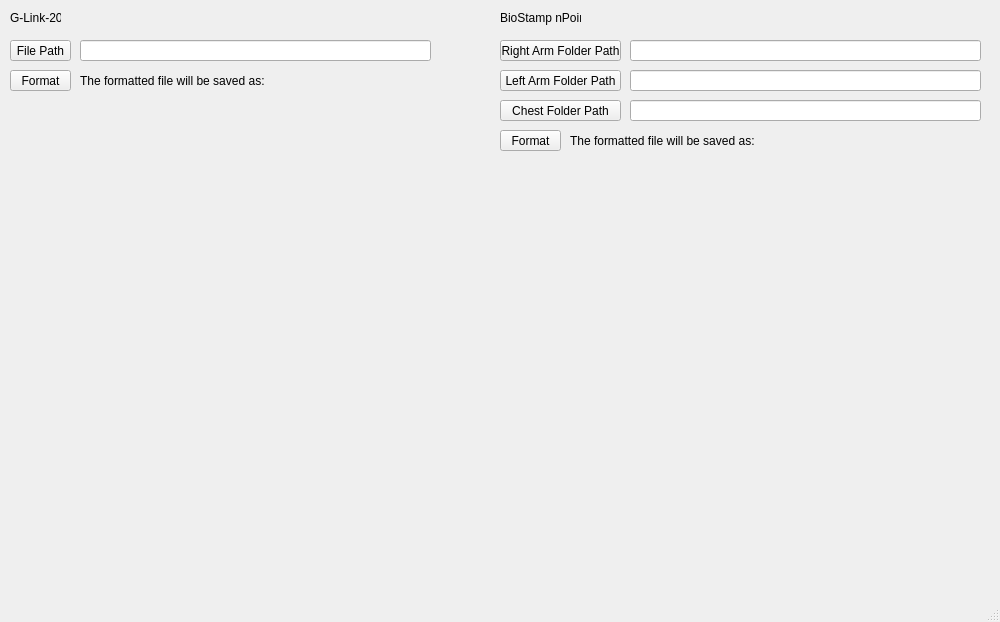
wilsjame/accel-sensor-format, file mainwindow.ui: the form before one commit.
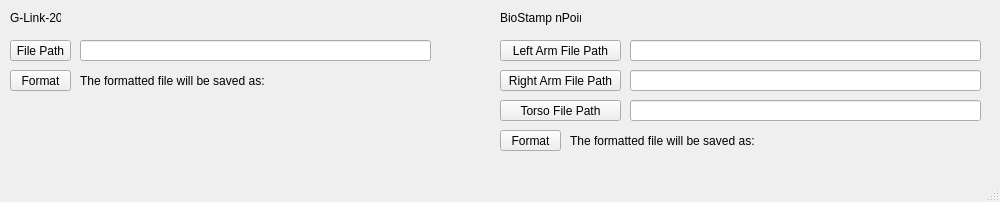
The form after the commit.

Commit message: biostamp: begin file and data handling

What changed in the file:
```diff
--- a/mainwindow.ui
+++ b/mainwindow.ui
@@ -7,7 +7,7 @@
     <x>0</x>
     <y>0</y>
     <width>1000</width>
-    <height>622</height>
+    <height>202</height>
    </rect>
   </property>
   <property name="windowTitle">
@@ -93,26 +93,26 @@
     <property name="geometry">
      <rect>
       <x>500</x>
-      <y>40</y>
+      <y>70</y>
       <width>121</width>
       <height>21</height>
      </rect>
     </property>
     <property name="text">
-     <string>Right Arm Folder Path</string>
+     <string>Right Arm File Path</string>
     </property>
    </widget>
    <widget class="QPushButton" name="pushButton_2">
     <property name="geometry">
      <rect>
       <x>500</x>
-      <y>70</y>
+      <y>40</y>
       <width>121</width>
       <height>21</height>
      </rect>
     </property>
     <property name="text">
-     <string>Left Arm Folder Path</string>
+     <string>Left Arm File Path</string>
     </property>
    </widget>
    <widget class="QPushButton" name="pushButton_3">
@@ -125,14 +125,14 @@
      </rect>
     </property>
     <property name="text">
-     <string>Chest Folder Path</string>
+     <string>Torso File Path</string>
     </property>
    </widget>
    <widget class="QLineEdit" name="lineEdit">
     <property name="geometry">
      <rect>
       <x>630</x>
-      <y>40</y>
+      <y>70</y>
       <width>351</width>
       <height>21</height>
      </rect>
@@ -142,7 +142,7 @@
     <property name="geometry">
      <rect>
       <x>630</x>
-      <y>70</y>
+      <y>40</y>
       <width>351</width>
       <height>21</height>
      </rect>
```
Left out of the diff: 16 changed lines with no effect on the pictures. The commit also changes 2 other files.
